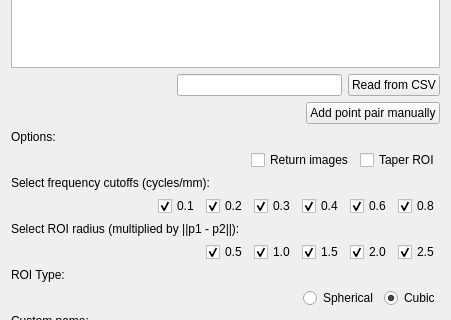
Old version of the form AirwayEnergyFraction/Resources/UI/AirwayEnergyFraction.ui in the repository JakeKitzmann/AirwayEnergyFractionSlicer; both pictures show x 0 to 451 and y 175 to 495 of the 451 by 676 pixel window.
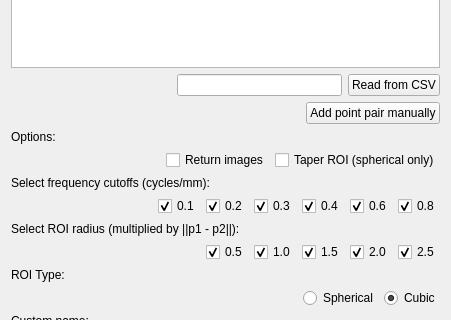
New version of the form. Custom widgets are drawn as their Qt base class.

What changed in the file:
```diff
--- a/AirwayEnergyFraction/Resources/UI/AirwayEnergyFraction.ui
+++ b/AirwayEnergyFraction/Resources/UI/AirwayEnergyFraction.ui
@@ -147,7 +147,7 @@
        <item>
         <widget class="QCheckBox" name="taperRoiCheckbox">
          <property name="text">
-          <string>Taper ROI</string>
+          <string>Taper ROI (spherical only)</string>
          </property>
          <property name="checked">
           <bool>false</bool>
```
